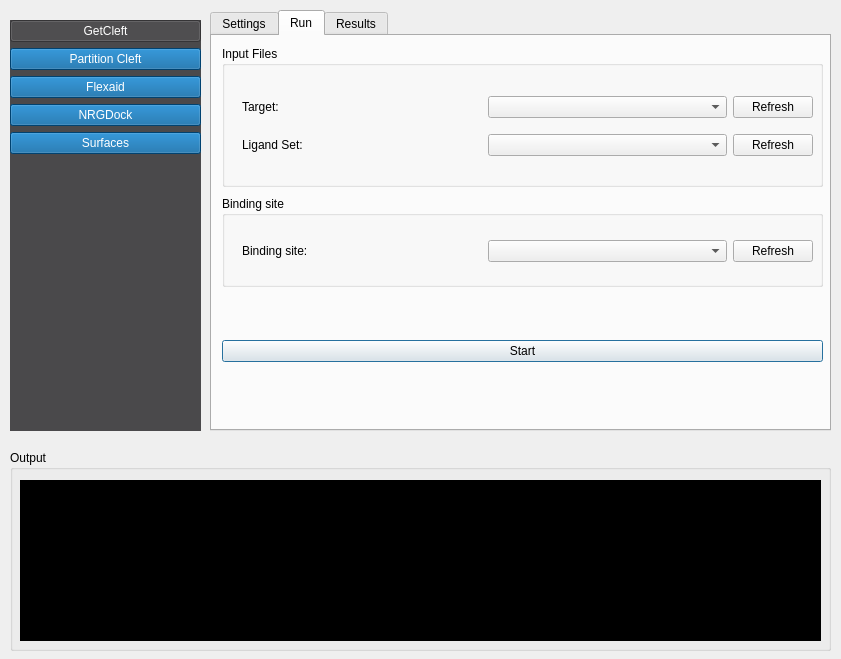
The window that nrgdock_widget.ui (ThomasDesc/NRG_plugin) describes before a commit, drawn with Qt 5.
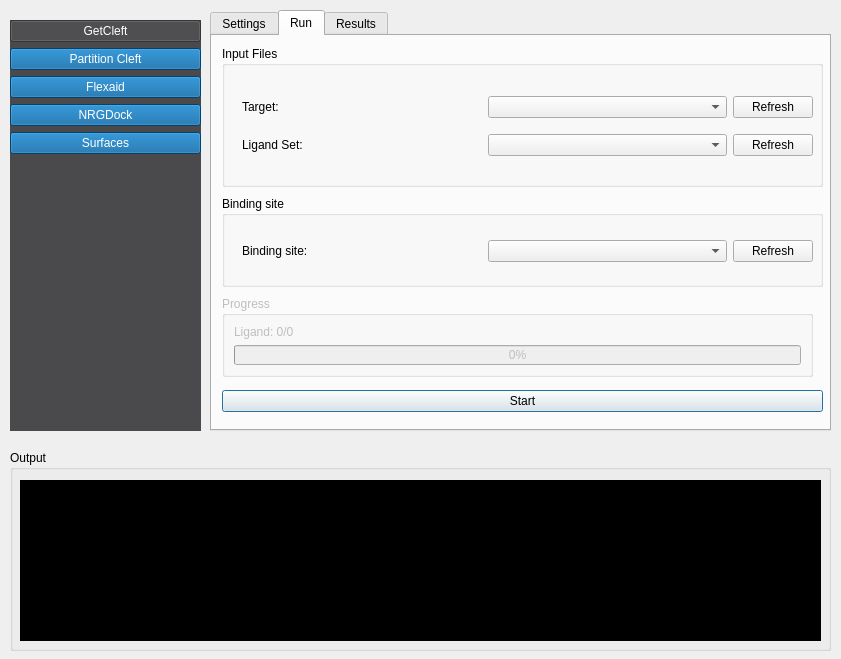
The same window after the commit.

Commit message: ligand sets

```diff
--- a/nrgdock_widget.ui
+++ b/nrgdock_widget.ui
@@ -1409,7 +1409,7 @@
        <property name="geometry">
         <rect>
          <x>10</x>
-         <y>290</y>
+         <y>340</y>
          <width>601</width>
          <height>51</height>
         </rect>
@@ -1436,16 +1436,46 @@
         </item>
        </layout>
       </widget>
-      <widget class="QWidget" name="horizontalLayoutWidget_7">
+      <widget class="QGroupBox" name="nrgdock_progress">
+       <property name="enabled">
+        <bool>false</bool>
+       </property>
        <property name="geometry">
         <rect>
-         <x>9</x>
-         <y>339</y>
-         <width>601</width>
-         <height>51</height>
+         <x>10</x>
+         <y>260</y>
+         <width>591</width>
+         <height>81</height>
         </rect>
        </property>
-       <layout class="QHBoxLayout" name="horizontalLayout_8"/>
+       <property name="title">
+        <string>Progress</string>
+       </property>
+       <layout class="QGridLayout" name="gridLayout_11">
+        <item row="0" column="0">
+         <widget class="QLabel" name="nrgdock_progress_label">
+          <property name="text">
+           <string>Ligand: 0/0</string>
+          </property>
+         </widget>
+        </item>
+        <item row="1" column="0">
+         <widget class="QProgressBar" name="nrgdock_progress_bar">
+          <property name="autoFillBackground">
+           <bool>false</bool>
+          </property>
+          <property name="maximum">
+           <number>500</number>
+          </property>
+          <property name="value">
+           <number>0</number>
+          </property>
+          <property name="textVisible">
+           <bool>true</bool>
+          </property>
+         </widget>
+        </item>
+       </layout>
       </widget>
      </widget>
      <widget class="QWidget" name="tab_2">
```
The commit also changes 4 other files.
